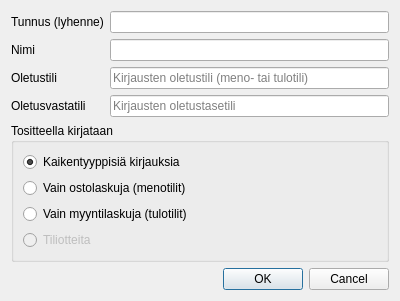
The window that kitupiikki/maaritys/tositelajidialogi.ui (artoh/kitupiikki) describes before a commit, drawn with Qt 5.
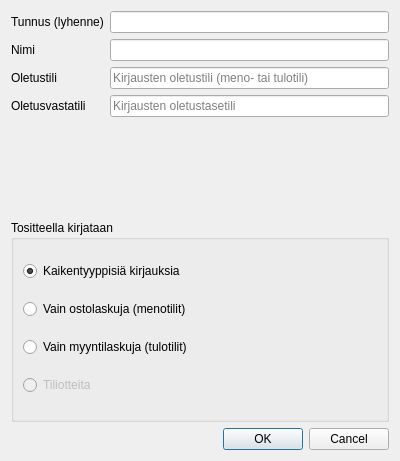
The same window after the commit. Icons and pictures are not drawn. Custom widgets are drawn as their Qt base class.

Commit message:
Tositelajien kuvakkeet
Tositeselausnäkymästä puuttuu vielä

What changed in the file:
```diff
--- a/kitupiikki/maaritys/tositelajidialogi.ui
+++ b/kitupiikki/maaritys/tositelajidialogi.ui
@@ -7,7 +7,7 @@
     <x>0</x>
     <y>0</y>
     <width>400</width>
-    <height>301</height>
+    <height>461</height>
    </rect>
   </property>
   <property name="windowTitle">
```
Left out of the diff: 20 changed lines with no effect on the pictures. The commit also changes 1 other file.
